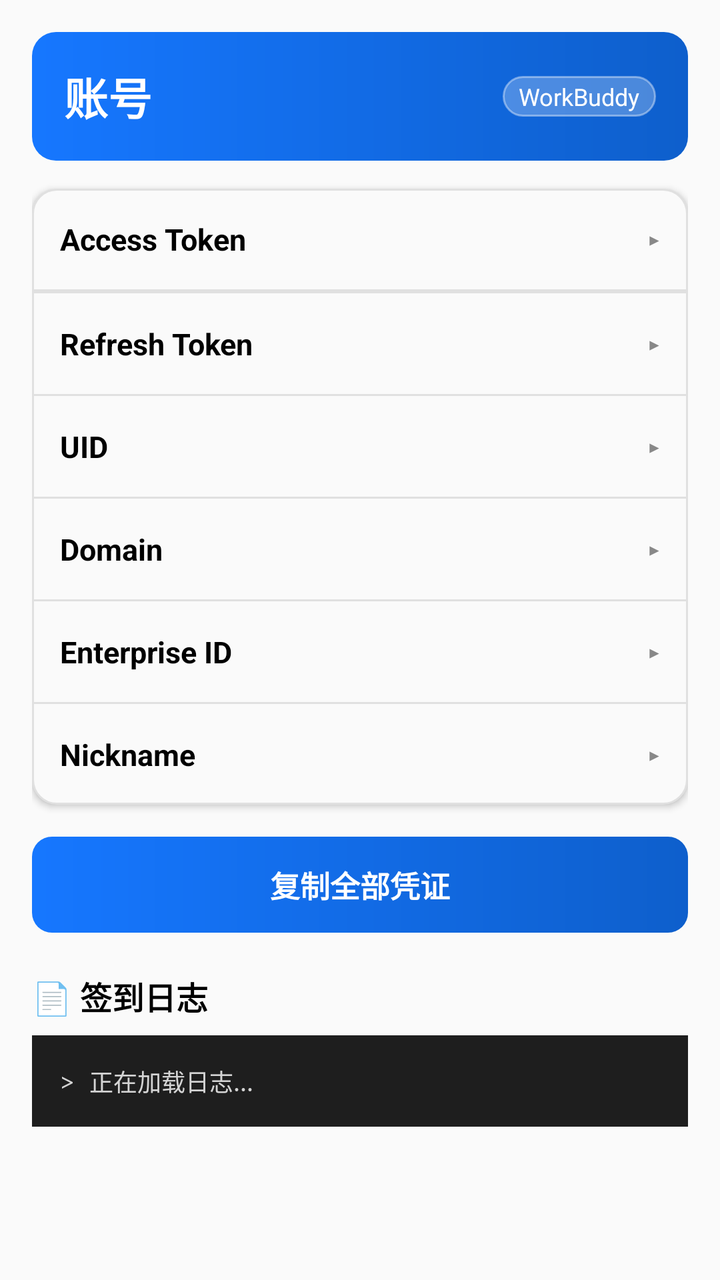
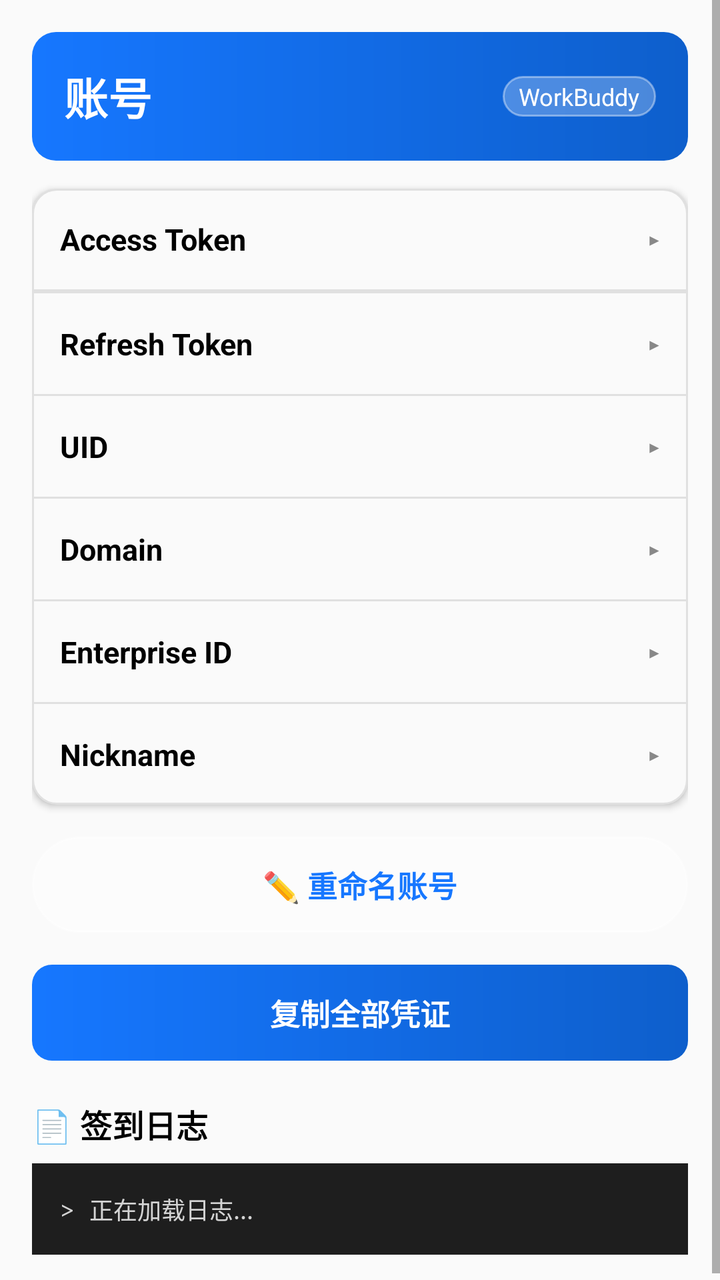

The first picture is an Android layout as it rendered before a commit; the second is the same layout after the commit. The layout source and the unified diff follow.
<!-- AndroidManifest.xml: application theme Theme.SignApp -->
<!-- res/layout/activity_workbuddy_account_detail.xml -->
<?xml version="1.0" encoding="utf-8"?>
<ScrollView xmlns:android="http://schemas.android.com/apk/res/android"
    android:layout_width="match_parent"
    android:layout_height="match_parent"
    android:background="@color/card_bg"
    android:fillViewport="true">

    <LinearLayout
        android:layout_width="match_parent"
        android:layout_height="wrap_content"
        android:orientation="vertical"
        android:padding="16dp">

        
        <LinearLayout
            android:layout_width="match_parent"
            android:layout_height="wrap_content"
            android:orientation="horizontal"
            android:gravity="center_vertical"
            android:background="@drawable/bg_header_gradient"
            android:padding="16dp"
            android:paddingBottom="18dp">

            <TextView
                android:id="@+id/tvWbDetailLabel"
                android:layout_width="0dp"
                android:layout_height="wrap_content"
                android:layout_weight="1"
                android:text="账号"
                android:textColor="@color/white"
                android:textSize="22sp"
                android:textStyle="bold" />

            <TextView
                android:layout_width="wrap_content"
                android:layout_height="wrap_content"
                android:background="@drawable/bg_badge"
                android:paddingLeft="8dp"
                android:paddingRight="8dp"
                android:paddingTop="2dp"
                android:paddingBottom="2dp"
                android:text="WorkBuddy"
                android:textColor="@color/white"
                android:textSize="12sp" />
        </LinearLayout>

        
        <LinearLayout
            android:layout_width="match_parent"
            android:layout_height="wrap_content"
            android:orientation="vertical"
            android:layout_marginTop="14dp"
            android:background="@drawable/bg_card"
            android:elevation="2dp">

            
            <LinearLayout
                android:id="@+id/headerWbAccess"
                android:layout_width="match_parent"
                android:layout_height="wrap_content"
                android:orientation="horizontal"
                android:gravity="center_vertical"
                android:padding="14dp"
                android:clickable="true"
                android:focusable="true">

                <TextView
                    android:layout_width="0dp"
                    android:layout_height="wrap_content"
                    android:layout_weight="1"
                    android:text="Access Token"
                    android:textColor="@color/black"
                    android:textSize="15sp"
                    android:textStyle="bold" />

                <TextView
                    android:id="@+id/iconWbAccess"
                    android:layout_width="wrap_content"
                    android:layout_height="wrap_content"
                    android:text="▸"
                    android:textColor="@color/gray"
                    android:textSize="16sp" />
            </LinearLayout>
            <View
                android:layout_width="match_parent"
                android:layout_height="1dp"
                android:background="@color/divider" />

            <TextView
                android:id="@+id/tvWbAccessToken"
                android:layout_width="match_parent"
                android:layout_height="wrap_content"
                android:padding="14dp"
                android:background="@color/card_bg"
                android:fontFamily="monospace"
                android:gravity="center_vertical"
                android:textIsSelectable="true"
                android:textColor="@color/primary_dark"
                android:textSize="12sp"
                android:visibility="gone" />

            <View
                android:layout_width="match_parent"
                android:layout_height="1dp"
                android:background="@color/divider" />

            
            <LinearLayout
                android:id="@+id/headerWbRefresh"
                android:layout_width="match_parent"
                android:layout_height="wrap_content"
                android:orientation="horizontal"
                android:gravity="center_vertical"
                android:padding="14dp"
                android:clickable="true"
                android:focusable="true">

                <TextView
                    android:layout_width="0dp"
                    android:layout_height="wrap_content"
                    android:layout_weight="1"
                    android:text="Refresh Token"
                    android:textColor="@color/black"
                    android:textSize="15sp"
                    android:textStyle="bold" />

                <TextView
                    android:id="@+id/iconWbRefresh"
                    android:layout_width="wrap_content"
                    android:layout_height="wrap_content"
                    android:text="▸"
                    android:textColor="@color/gray"
                    android:textSize="16sp" />
            </LinearLayout>

            <TextView
                android:id="@+id/tvWbRefreshToken"
                android:layout_width="match_parent"
                android:layout_height="wrap_content"
                android:padding="14dp"
                android:background="@color/card_bg"
                android:fontFamily="monospace"
                android:gravity="center_vertical"
                android:textIsSelectable="true"
                android:textColor="@color/primary_dark"
                android:textSize="12sp"
                android:visibility="gone" />

            <View
                android:layout_width="match_parent"
                android:layout_height="1dp"
                android:background="@color/divider" />

            
            <LinearLayout
                android:id="@+id/headerWbUid"
                android:layout_width="match_parent"
                android:layout_height="wrap_content"
                android:orientation="horizontal"
                android:gravity="center_vertical"
                android:padding="14dp"
                android:clickable="true"
                android:focusable="true">

                <TextView
                    android:layout_width="0dp"
                    android:layout_height="wrap_content"
                    android:layout_weight="1"
                    android:text="UID"
                    android:textColor="@color/black"
                    android:textSize="15sp"
                    android:textStyle="bold" />

                <TextView
                    android:id="@+id/iconWbUid"
                    android:layout_width="wrap_content"
                    android:layout_height="wrap_content"
                    android:text="▸"
                    android:textColor="@color/gray"
                    android:textSize="16sp" />
            </LinearLayout>

            <TextView
                android:id="@+id/tvWbUid"
                android:layout_width="match_parent"
                android:layout_height="wrap_content"
                android:padding="14dp"
                android:background="@color/card_bg"
                android:fontFamily="monospace"
                android:gravity="center_vertical"
                android:textIsSelectable="true"
                android:textColor="@color/primary_dark"
                android:textSize="12sp"
                android:visibility="gone" />

            <View
                android:layout_width="match_parent"
                android:layout_height="1dp"
                android:background="@color/divider" />

            
            <LinearLayout
                android:id="@+id/headerWbDomain"
                android:layout_width="match_parent"
                android:layout_height="wrap_content"
                android:orientation="horizontal"
                android:gravity="center_vertical"
                android:padding="14dp"
                android:clickable="true"
                android:focusable="true">

                <TextView
                    android:layout_width="0dp"
                    android:layout_height="wrap_content"
                    android:layout_weight="1"
                    android:text="Domain"
                    android:textColor="@color/black"
                    android:textSize="15sp"
                    android:textStyle="bold" />

                <TextView
                    android:id="@+id/iconWbDomain"
                    android:layout_width="wrap_content"
                    android:layout_height="wrap_content"
                    android:text="▸"
                    android:textColor="@color/gray"
                    android:textSize="16sp" />
            </LinearLayout>

            <TextView
                android:id="@+id/tvWbDomain"
                android:layout_width="match_parent"
                android:layout_height="wrap_content"
                android:padding="14dp"
                android:background="@color/card_bg"
                android:fontFamily="monospace"
                android:gravity="center_vertical"
                android:textIsSelectable="true"
                android:textColor="@color/primary_dark"
                android:textSize="12sp"
                android:visibility="gone" />

            <View
                android:layout_width="match_parent"
                android:layout_height="1dp"
                android:background="@color/divider" />

            
            <LinearLayout
                android:id="@+id/headerWbEnterprise"
                android:layout_width="match_parent"
                android:layout_height="wrap_content"
                android:orientation="horizontal"
                android:gravity="center_vertical"
                android:padding="14dp"
                android:clickable="true"
                android:focusable="true">

                <TextView
                    android:layout_width="0dp"
                    android:layout_height="wrap_content"
                    android:layout_weight="1"
                    android:text="Enterprise ID"
                    android:textColor="@color/black"
                    android:textSize="15sp"
                    android:textStyle="bold" />

                <TextView
                    android:id="@+id/iconWbEnterprise"
                    android:layout_width="wrap_content"
                    android:layout_height="wrap_content"
                    android:text="▸"
                    android:textColor="@color/gray"
                    android:textSize="16sp" />
            </LinearLayout>

            <TextView
                android:id="@+id/tvWbEnterprise"
                android:layout_width="match_parent"
                android:layout_height="wrap_content"
                android:padding="14dp"
                android:background="@color/card_bg"
                android:fontFamily="monospace"
                android:gravity="center_vertical"
                android:textIsSelectable="true"
                android:textColor="@color/primary_dark"
                android:textSize="12sp"
                android:visibility="gone" />

            <View
                android:layout_width="match_parent"
                android:layout_height="1dp"
                android:background="@color/divider" />

            
            <LinearLayout
                android:id="@+id/headerWbNickname"
                android:layout_width="match_parent"
                android:layout_height="wrap_content"
                android:orientation="horizontal"
                android:gravity="center_vertical"
                android:padding="14dp"
                android:clickable="true"
                android:focusable="true">

                <TextView
                    android:layout_width="0dp"
                    android:layout_height="wrap_content"
                    android:layout_weight="1"
                    android:text="Nickname"
                    android:textColor="@color/black"
                    android:textSize="15sp"
                    android:textStyle="bold" />

                <TextView
                    android:id="@+id/iconWbNickname"
                    android:layout_width="wrap_content"
                    android:layout_height="wrap_content"
                    android:text="▸"
                    android:textColor="@color/gray"
                    android:textSize="16sp" />
            </LinearLayout>

            <TextView
                android:id="@+id/tvWbNickname"
                android:layout_width="match_parent"
                android:layout_height="wrap_content"
                android:padding="14dp"
                android:background="@color/card_bg"
                android:fontFamily="monospace"
                android:gravity="center_vertical"
                android:textIsSelectable="true"
                android:textColor="@color/primary_dark"
                android:textSize="12sp"
                android:visibility="gone" />
        </LinearLayout>

        
        <TextView
            android:id="@+id/btnWbCopyAll"
            android:layout_width="match_parent"
            android:layout_height="wrap_content"
            android:layout_marginTop="16dp"
            android:background="@drawable/bg_btn"
            android:gravity="center"
            android:padding="13dp"
            android:text="复制全部凭证"
            android:textColor="@color/white"
            android:textSize="15sp"
            android:textStyle="bold" />

        
        <TextView
            android:layout_width="match_parent"
            android:layout_height="wrap_content"
            android:layout_marginTop="20dp"
            android:text="📄 签到日志"
            android:textColor="@color/black"
            android:textSize="16sp"
            android:textStyle="bold" />

        <TextView
            android:id="@+id/tvWbLogs"
            android:layout_width="match_parent"
            android:layout_height="wrap_content"
            android:layout_marginTop="8dp"
            android:background="@color/terminal_bg"
            android:padding="14dp"
            android:text="> 正在加载日志..."
            android:textColor="@color/terminal_white"
            android:textSize="12sp"
            android:fontFamily="monospace"
            android:lineSpacingExtra="4dp" />
    </LinearLayout>
</ScrollView>
<!-- resources referenced by this layout -->
<resources>
  <color name="black">#000000</color>
  <color name="card_bg">#FAFAFA</color>
  <color name="divider">#E0E0E0</color>
  <color name="gray">#888888</color>
  <color name="primary_dark">#0E5FCC</color>
  <color name="terminal_bg">#1E1E1E</color>
  <color name="terminal_white">#D4D4D4</color>
  <color name="white">#FFFFFF</color>
  <!-- drawable bg_badge (drawable) -->
  <?xml version="1.0" encoding="utf-8"?>
  <shape xmlns:android="http://schemas.android.com/apk/res/android">
      <solid android:color="#40FFFFFF" />
      <corners android:radius="999dp" />
      <stroke android:width="1dp" android:color="#66FFFFFF" />
  </shape>
  <!-- drawable bg_btn (drawable) -->
  <?xml version="1.0" encoding="utf-8"?>
  <shape xmlns:android="http://schemas.android.com/apk/res/android">
      <gradient
          android:angle="0"
          android:startColor="#1677FF"
          android:endColor="#0E5FCC" />
      <corners android:radius="10dp" />
  </shape>
  <!-- drawable bg_card (drawable) -->
  <?xml version="1.0" encoding="utf-8"?>
  <shape xmlns:android="http://schemas.android.com/apk/res/android">
      <solid android:color="@color/card_bg" />
      <corners android:radius="12dp" />
      <stroke android:width="1dp" android:color="@color/divider" />
  </shape>
  <!-- drawable bg_header_gradient (drawable) -->
  <?xml version="1.0" encoding="utf-8"?>
  <shape xmlns:android="http://schemas.android.com/apk/res/android">
      <gradient
          android:angle="0"
          android:startColor="#1677FF"
          android:endColor="#0E5FCC" />
      <corners android:radius="12dp" />
  </shape>
  <style name="Theme.SignApp" parent="Theme.MaterialComponents.DayNight.NoActionBar">
          <item name="colorPrimary">@color/primary</item>
          <item name="colorPrimaryVariant">@color/primary_dark</item>
          <item name="colorOnPrimary">@color/white</item>
          <item name="android:statusBarColor">@color/primary</item>
          <item name="android:windowBackground">@color/white</item>
      </style>
  <color name="primary">#1677FF</color>
</resources>

<!-- the commit's change to res/layout/activity_workbuddy_account_detail.xml (unified diff, before → after) -->
@@ -334,6 +334,20 @@
                 android:textSize="12sp"
                 android:visibility="gone" />
         </LinearLayout>
+
+        
+        <TextView
+            android:id="@+id/btnWbRename"
+            android:layout_width="match_parent"
+            android:layout_height="wrap_content"
+            android:layout_marginTop="16dp"
+            android:background="@drawable/bg_badge"
+            android:gravity="center"
+            android:padding="13dp"
+            android:text="✏️ 重命名账号"
+            android:textColor="@color/primary"
+            android:textSize="15sp"
+            android:textStyle="bold" />
 
         
         <TextView
